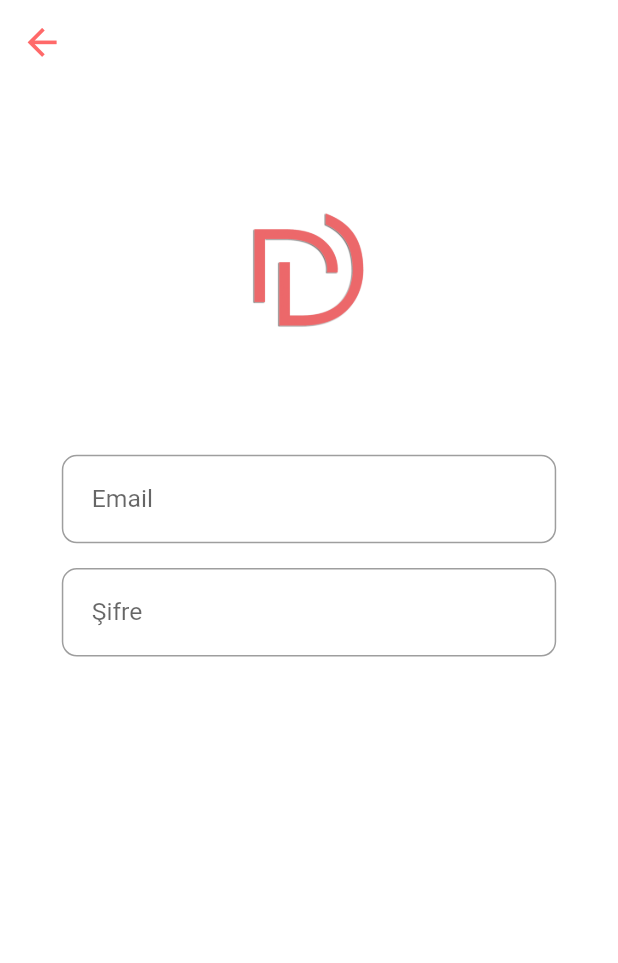
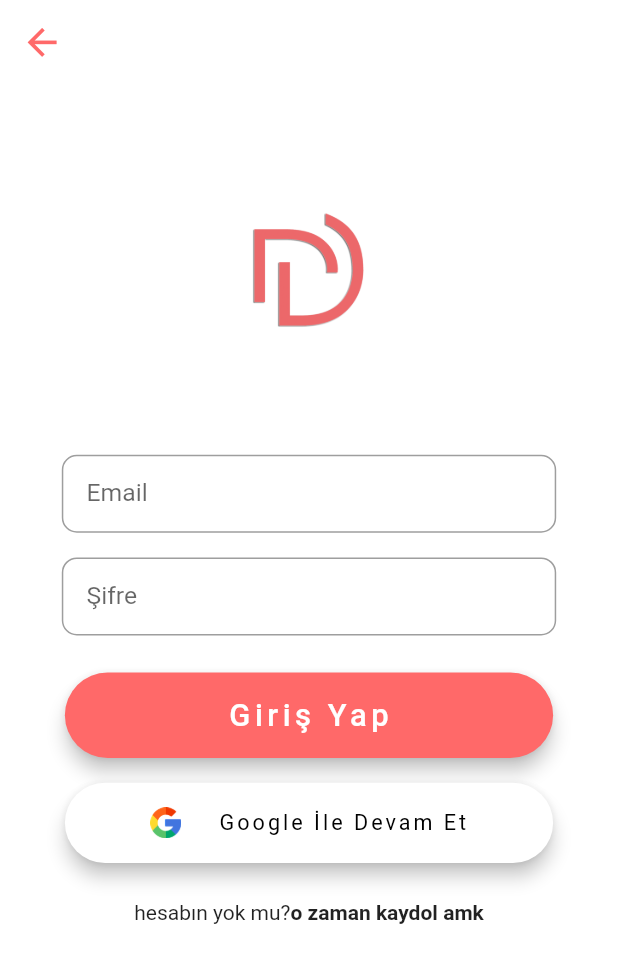
Before and after one commit to suleymangunes/ecommerce_app_with_firebase, a Flutter app: the SingUpPage screen opened directly, on a phone screen of 412 x 824 dp. Shown: the top 963 px of the screen. Run offline on Flutter 3.47's test engine with Material 2 defaults, Android fonts, the phone set to English and light mode, and no system bars; our stand-ins replace cloud_firestore, firebase_auth, firebase_core, get, google_sign_in, lottie and 1 more; accounts and stored records are empty.

Commit message:
added_sign_in_with_google

```diff
--- a/lib/introscreens/intropage3.dart
+++ b/lib/introscreens/intropage3.dart
@@ -37,6 +37,7 @@ class IntroPage3 extends StatelessWidget {
               width: Get.width * 0.5,
               child: ElevatedButton(
                 style: ButtonStyle(
+                    elevation: MaterialStateProperty.all(5),
                     backgroundColor: MaterialStateProperty.all(MyConstants.instance.bitterSweet),
                     shape: MaterialStateProperty.all(RoundedRectangleBorder(borderRadius: BorderRadius.circular(30)))),
                 onPressed: (() {
--- a/lib/pages/sign_up_page.dart
+++ b/lib/pages/sign_up_page.dart
@@ -1,6 +1,9 @@
 import 'package:dorilla/constants/myconstants.dart';
+import 'package:dorilla/service/auth.dart';
+import 'package:firebase_auth/firebase_auth.dart';
 import 'package:flutter/material.dart';
 import 'package:get/get.dart';
+import 'package:google_sign_in/google_sign_in.dart';
 
 class SingUpPage extends StatefulWidget {
   const SingUpPage({Key? key}) : super(key: key);
@@ -10,6 +13,8 @@ class SingUpPage extends StatefulWidget {
 }
 
 class _SingUpPageState extends State<SingUpPage> {
+  AuthService _auth = AuthService();
+
   @override
   Widget build(BuildContext context) {
     return Scaffold(
@@ -32,7 +37,7 @@ class _SingUpPageState extends State<SingUpPage> {
               child: TextFormField(
                 style: TextStyle(fontSize: Get.width * 0.04),
                 decoration: InputDecoration(
-                    contentPadding: const EdgeInsets.symmetric(horizontal: 20, vertical: 20),
+                    contentPadding: EdgeInsets.symmetric(horizontal: Get.width * 0.04, vertical: Get.width * 0.04),
                     labelText: "Email",
                     // labelStyle: TextStyle(fontSize: Get.width * 0.06),
                     // hintText: "Email Gir",
@@ -49,7 +54,7 @@ class _SingUpPageState extends State<SingUpPage> {
               child: TextFormField(
                 style: TextStyle(fontSize: Get.width * 0.04),
                 decoration: InputDecoration(
-                    contentPadding: const EdgeInsets.symmetric(horizontal: 20, vertical: 20),
+                    contentPadding: EdgeInsets.symmetric(horizontal: Get.width * 0.04, vertical: Get.width * 0.04),
                     labelText: "Şifre",
                     // labelStyle: TextStyle(fontSize: Get.width * 0.06),
                     // hintText: "Email Gir",
@@ -58,6 +63,83 @@ class _SingUpPageState extends State<SingUpPage> {
                     border: OutlineInputBorder(borderRadius: BorderRadius.circular(10))),
               ),
             ),
+            SizedBox(
+              height: Get.height * 0.03,
+            ),
+            SizedBox(
+              width: Get.width * 0.79,
+              // height: 50,
+              child: ElevatedButton(
+                style: ButtonStyle(
+                    elevation: MaterialStateProperty.all(5),
+                    backgroundColor: MaterialStateProperty.all(MyConstants.instance.bitterSweet),
+                    shape: MaterialStateProperty.all(RoundedRectangleBorder(borderRadius: BorderRadius.circular(40)))),
+                onPressed: (() async {
+                  print("merhabba");
+                  await _auth.signOutWithGoogle()
+                      // .onError(
+                      //   (error, stackTrace) {
+                      //     return Future.delayed(Duration(seconds: 1));
+                      //   })
+                      ;
+                }),
+                child: Padding(
+                  padding: EdgeInsets.symmetric(horizontal: Get.width * 0.04, vertical: Get.width * 0.04),
+                  child: Text(
+                    "Giriş Yap",
+                    style: TextStyle(fontSize: Get.width * 0.05, letterSpacing: 3),
+                  ),
+                ),
+              ),
+            ),
+            SizedBox(
+              height: Get.height * 0.02,
+            ),
+            SizedBox(
+              width: Get.width * 0.79,
+              child: ElevatedButton(
+                style: ButtonStyle(
+                    elevation: MaterialStateProperty.all(5),
+                    backgroundColor: MaterialStateProperty.all(Colors.white),
+                    shape: MaterialStateProperty.all(RoundedRectangleBorder(borderRadius: BorderRadius.circular(30)))),
+                onPressed: (() async {
+                  print("merhabba");
+                  await _auth.signInWithGoogle()
+                      // .onError(
+                      //   (error, stackTrace) {
+                      //     return Future.delayed(Duration(seconds: 1));
+                      //   })
+                      ;
+                }),
+                child: Padding(
+                  padding: EdgeInsets.symmetric(horizontal: Get.width * 0.04, vertical: Get.width * 0.04),
+                  child: Row(
+                    mainAxisAlignment: MainAxisAlignment.spaceEvenly,
+                    // crossAxisAlignment: CrossAxisAlignment.stretch,
+                    children: [
+                      SizedBox(height: Get.width * 0.05, child: Image.asset("assets/google.png")),
+                      Text(
+                        "Google İle Devam Et",
+                        style: TextStyle(fontWeight: FontWeight.w400, fontSize: Get.width * 0.035, letterSpacing: 2, color: Colors.black),
+                      ),
+                    ],
+                  ),
+                ),
+              ),
+            ),
+            SizedBox(
+              height: Get.height * 0.03,
+            ),
+            Row(
+              mainAxisAlignment: MainAxisAlignment.center,
+              children: [
+                Text("hesabın yok mu?"),
+                Text(
+                  "o zaman kaydol amk",
+                  style: TextStyle(fontWeight: FontWeight.w600),
+                )
+              ],
+            ),
           ],
         ),
       ),
--- a/pubspec.yaml
+++ b/pubspec.yaml
@@ -37,6 +37,10 @@ dependencies:
   smooth_page_indicator: ^1.0.0+2
   get: ^4.6.5
   lottie: ^1.4.2
+  firebase_core: ^2.1.0
+  google_sign_in: ^5.4.2
+  firebase_auth: ^4.0.2
+  cloud_firestore: ^4.0.2
 
 dev_dependencies:
   flutter_test:
```
Also changed, not shown: lib/main.dart (+6 -1 lines), lib/service/auth.dart (added, +54 -0 lines), assets/google.png (added), lib/firebase_options.dart (added), pubspec.lock, 6 other files.
